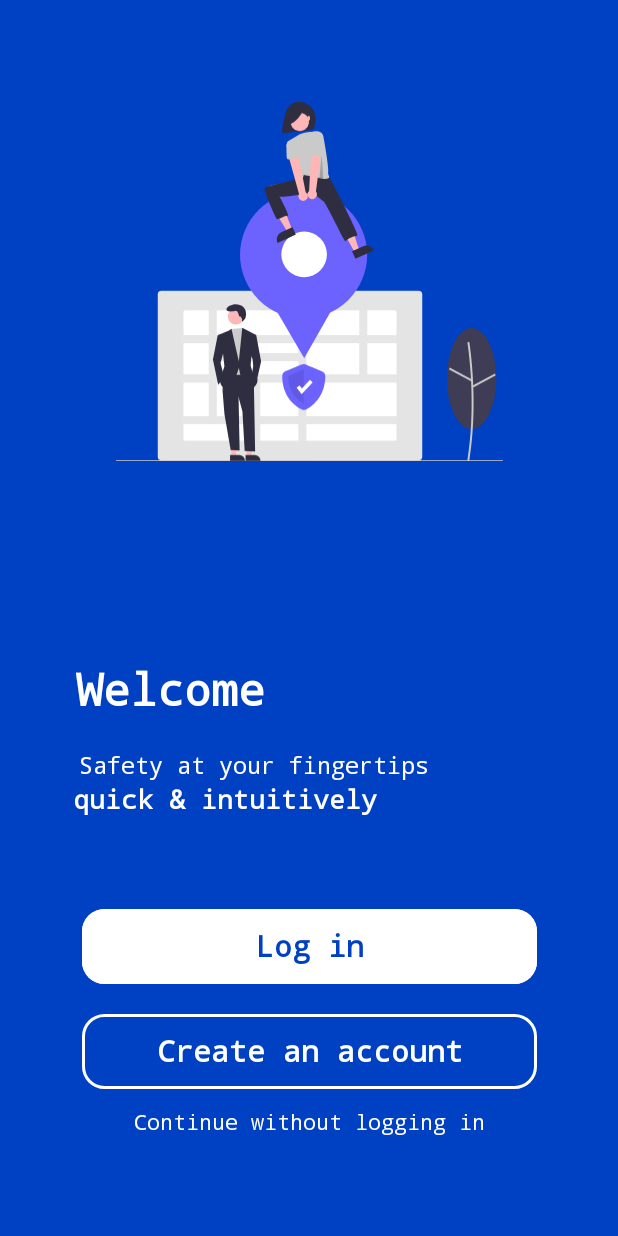
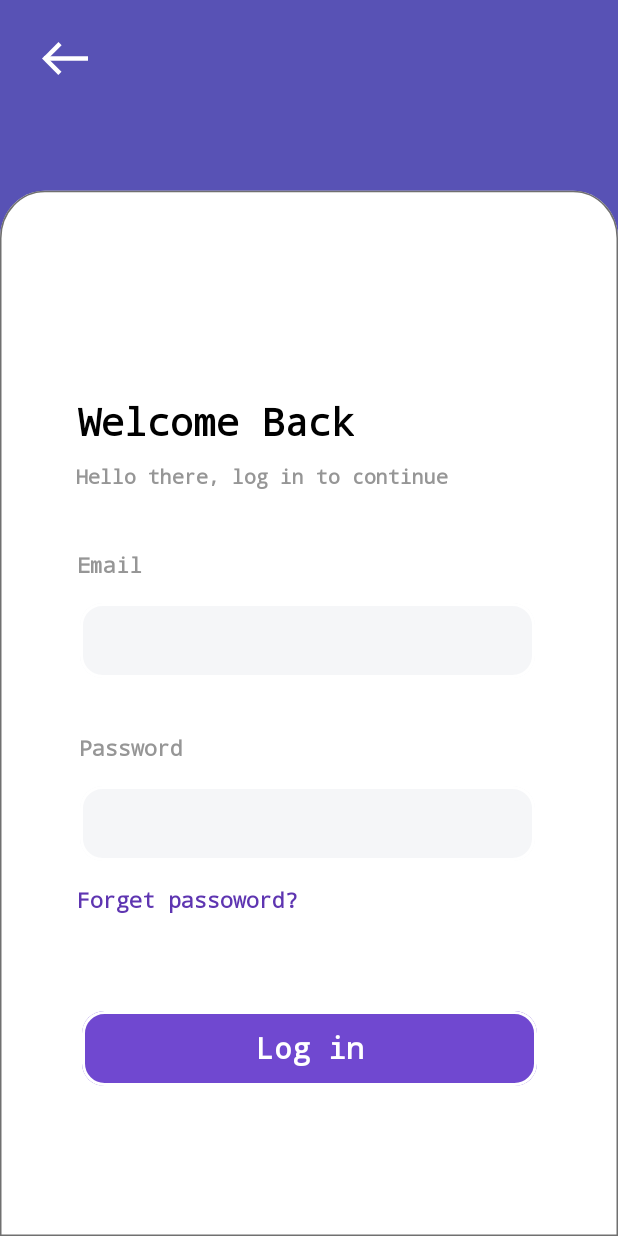
Before and after one commit to ovidiubachmatchi/SafetyLife, an Android app: the screen it shows after launch (ScreenOnOffActivity before the commit, LogInActivity after it), after a tap on an icon or button, on a phone screen of 412 x 824 dp. Run offline under Robolectric (Android 15) with nearby library versions, the phone set to English and light mode, and no system bars.

Commit message:
added login activity

```diff
--- a/app/src/main/java/com/protect/safetylife/ScreenOnOffActivity.java
+++ b/app/src/main/java/com/protect/safetylife/DashboardActivity.java
@@ -4,10 +4,6 @@ import android.app.ActivityManager;
 import android.content.Context;
 import android.content.Intent;
 import android.os.Bundle;
-import android.view.View;
-import android.view.animation.AnimationUtils;
-import android.widget.Button;
-import android.widget.ImageView;
 import android.widget.Toast;
 
 import androidx.appcompat.app.AppCompatActivity;
@@ -15,13 +11,13 @@ import androidx.appcompat.app.AppCompatActivity;
 /**
     Main activity
 */
-public class ScreenOnOffActivity extends AppCompatActivity {
+public class DashboardActivity extends AppCompatActivity {
 
     @Override
     protected void onCreate(Bundle savedInstanceState) {
         super.onCreate(savedInstanceState);
         // setting visual layout
-        setContentView(R.layout.landing);
+        setContentView(R.layout.dashboard);
         // starting background service
         Intent backgroundService = new Intent(this, ScreenOnOffBackgroundService.class);
         // making sure the service is not running in multiple instances
@@ -31,22 +27,10 @@ public class ScreenOnOffActivity extends AppCompatActivity {
         // if the activity was opened from the notification background service
         // we are going to show the force close button
         Intent intent = getIntent();
-        if (intent != null && intent.getAction().equals("showForceClose")) {
+        if (intent != null && intent.getAction().equals("intentForceClose")) {
             showForceCloseButton();
             Toast.makeText(this, "apasat din notificare, aplicatia era inchisa", Toast.LENGTH_LONG).show();
         }
-
-        ImageView loginBtn = findViewById(R.id.button_white_fill);
-        ImageView signupBtn = findViewById(R.id.button_empty);
-
-        loginBtn.setOnClickListener(v -> {
-            loginBtn.startAnimation(AnimationUtils.loadAnimation(this, R.anim.imageviewbutton));
-        });
-
-        signupBtn.setOnClickListener(v -> {
-            signupBtn.startAnimation(AnimationUtils.loadAnimation(this, R.anim.imageviewbutton));
-        });
-
     }
     /**
      * METHOD NOT APPROVED, TO BE DISCUSSED
--- /dev/null
+++ b/app/src/main/java/com/protect/safetylife/LandingActivity.java
@@ -0,0 +1,45 @@
+package com.protect.safetylife;
+
+import android.content.Intent;
+import android.os.Bundle;
+import android.view.animation.AnimationUtils;
+import android.widget.ImageView;
+import android.widget.TextView;
+
+import androidx.appcompat.app.AppCompatActivity;
+
+import com.protect.safetylife.login.LogInActivity;
+
+public class LandingActivity extends AppCompatActivity {
+
+    @Override
+    protected void onCreate(Bundle savedInstanceState) {
+        super.onCreate(savedInstanceState);
+        setContentView(R.layout.landing);
+        addButtonsFunctionality();
+    }
+
+    private void addButtonsFunctionality() {
+        ImageView loginBtn = findViewById(R.id.button_white_fill);
+        ImageView signupBtn = findViewById(R.id.button_empty);
+        TextView skipLoginBtn = findViewById(R.id.skipLoginBtn);
+
+        skipLoginBtn.setOnClickListener(v -> {
+            skipLoginBtn.startAnimation(AnimationUtils.loadAnimation(this, R.anim.imageviewbutton));
+        });
+
+        loginBtn.setOnClickListener(v -> {
+            loginBtn.startAnimation(AnimationUtils.loadAnimation(this, R.anim.imageviewbutton));
+            Intent intent = new Intent(this, LogInActivity.class);
+            startActivity(intent);
+            overridePendingTransition(R.anim.slide_out_bottom, R.anim.slide_in_bottom);
+        });
+
+        signupBtn.setOnClickListener(v -> {
+            signupBtn.startAnimation(AnimationUtils.loadAnimation(this, R.anim.imageviewbutton));
+        });
+
+    }
+
+
+}
--- a/app/src/main/java/com/protect/safetylife/ScreenOnOffBackgroundService.java
+++ b/app/src/main/java/com/protect/safetylife/ScreenOnOffBackgroundService.java
@@ -78,14 +78,14 @@ public class ScreenOnOffBackgroundService extends Service {
         manager.createNotificationChannel(chan);
 
         // launch activity when clicking on background service notification
-        Intent resultIntent = new Intent(this, ScreenOnOffActivity.class);
-        resultIntent.setAction("showForceClose");
+        Intent resultIntent = new Intent(this, DashboardActivity.class);
+        resultIntent.setAction("intentForceClose");
 
         PendingIntent resultPendingIntent = PendingIntent.getActivity(this, 1, resultIntent, PendingIntent.FLAG_IMMUTABLE | PendingIntent.FLAG_UPDATE_CURRENT);
 
         NotificationCompat.Builder notificationBuilder = new NotificationCompat.Builder(this, NOTIFICATION_CHANNEL_ID);
         Notification notification = notificationBuilder.setOngoing(true)
-//                .setSmallIcon(R.drawable.background_notification_icon)
+                .setSmallIcon(R.drawable.icon_plus)
                 .setColor(Color.GRAY)
                 .setContentTitle("SafetyLife is running in background")
                 .setContentText("Click to stop the application") // to be modified
--- /dev/null
+++ b/app/src/main/java/com/protect/safetylife/login/LogInActivity.java
@@ -0,0 +1,33 @@
+package com.protect.safetylife.login;
+
+import android.os.Bundle;
+import android.view.animation.AnimationUtils;
+import android.widget.ImageView;
+import android.widget.TextView;
+
+import androidx.appcompat.app.AppCompatActivity;
+
+import com.protect.safetylife.R;
+
+public class LogInActivity extends AppCompatActivity {
+    @Override
+    protected void onCreate(Bundle savedInstanceState) {
+        super.onCreate(savedInstanceState);
+        setContentView(R.layout.login);
+        addButtonsAnimation();
+    }
+    private void addButtonsAnimation() {
+        ImageView backBtn = findViewById(R.id.back);
+        ImageView loginBtn = findViewById(R.id.loginBtn);
+
+        loginBtn.setOnClickListener(v -> {
+            loginBtn.startAnimation(AnimationUtils.loadAnimation(this, R.anim.imageviewbutton));
+        });
+
+        loginBtn.setOnClickListener(v -> {
+            loginBtn.startAnimation(AnimationUtils.loadAnimation(this, R.anim.imageviewbutton));
+        });
+
+    }
+
+}
--- /dev/null
+++ b/app/src/main/res/anim/slide_in_bottom.xml
@@ -0,0 +1,5 @@
+<?xml version="1.0" encoding="utf-8"?>
+<translate xmlns:android="http://schemas.android.com/apk/res/android"
+    android:duration="@android:integer/config_longAnimTime"
+    android:fromYDelta="0%p"
+    android:toYDelta="0%p" />
--- /dev/null
+++ b/app/src/main/res/anim/slide_out_bottom.xml
@@ -0,0 +1,5 @@
+<?xml version="1.0" encoding="utf-8"?>
+<translate xmlns:android="http://schemas.android.com/apk/res/android"
+    android:duration="@android:integer/config_longAnimTime"
+    android:fromYDelta="100%p"
+    android:toYDelta="0%p" />
--- a/app/src/main/res/drawable/background.xml
+++ b/app/src/main/res/drawable/landing_background.xml
@@ -8,13 +8,13 @@
       android:pathData="M0,0H412V778H0Z">
     <aapt:attr name="android:fillColor">
       <gradient
-          android:startY="721.984"
-          android:startX="262.856"
-          android:endY="26.452"
-          android:endX="47.792"
+          android:startY="206.17"
+          android:startX="154.5"
+          android:endY="637.182"
+          android:endX="438.368"
           android:type="linear">
-        <item android:offset="0" android:color="#FF3226F1"/>
-        <item android:offset="1" android:color="#FF190EBE"/>
+        <item android:offset="0" android:color="#FF5852B5"/>
+        <item android:offset="1" android:color="#FF484392"/>
       </gradient>
     </aapt:attr>
   </path>
--- /dev/null
+++ b/app/src/main/res/drawable/login_background.xml
@@ -0,0 +1,19 @@
+<vector xmlns:android="http://schemas.android.com/apk/res/android"
+    android:width="412dp"
+    android:height="778dp"
+    android:viewportWidth="412"
+    android:viewportHeight="778">
+  <path
+      android:pathData="M0,0H412V778H0Z"
+      android:fillColor="#5852b5"/>
+  <path
+      android:pathData="M30,120L382,120a30,30 0,0 1,30 30L412,778a0,0 0,0 1,0 0L0,778a0,0 0,0 1,0 0L0,150A30,30 0,0 1,30 120Z"
+      android:strokeWidth="1"
+      android:fillColor="#fff"
+      android:strokeColor="#00000000"/>
+  <path
+      android:pathData="M30,120.5L382,120.5A29.5,29.5 0,0 1,411.5 150L411.5,777.5a0,0 0,0 1,0 0L0.5,777.5a0,0 0,0 1,0 0L0.5,150A29.5,29.5 0,0 1,30 120.5Z"
+      android:strokeWidth="1"
+      android:fillColor="#00000000"
+      android:strokeColor="#707070"/>
+</vector>
--- /dev/null
+++ b/app/src/main/res/drawable/login_button.xml
@@ -0,0 +1,16 @@
+<vector xmlns:android="http://schemas.android.com/apk/res/android"
+    android:width="303dp"
+    android:height="50dp"
+    android:viewportWidth="303"
+    android:viewportHeight="50">
+  <path
+      android:pathData="M15,0L288,0A15,15 0,0 1,303 15L303,35A15,15 0,0 1,288 50L15,50A15,15 0,0 1,0 35L0,15A15,15 0,0 1,15 0z"
+      android:strokeWidth="2"
+      android:fillColor="#7048d0"
+      android:strokeColor="#00000000"/>
+  <path
+      android:pathData="M15,1L288,1A14,14 0,0 1,302 15L302,35A14,14 0,0 1,288 49L15,49A14,14 0,0 1,1 35L1,15A14,14 0,0 1,15 1z"
+      android:strokeWidth="2"
+      android:fillColor="#00000000"
+      android:strokeColor="#fff"/>
+</vector>
--- /dev/null
+++ b/app/src/main/res/layout/dashboard.xml
@@ -0,0 +1,6 @@
+<?xml version="1.0" encoding="utf-8"?>
+<androidx.constraintlayout.widget.ConstraintLayout xmlns:android="http://schemas.android.com/apk/res/android"
+    android:layout_width="match_parent"
+    android:layout_height="match_parent">
+
+</androidx.constraintlayout.widget.ConstraintLayout>
--- a/app/src/main/res/layout/landing.xml
+++ b/app/src/main/res/layout/landing.xml
@@ -4,7 +4,7 @@
     xmlns:tools="http://schemas.android.com/tools"
     android:layout_width="fill_parent"
     android:layout_height="fill_parent"
-    android:background="#0041C4"
+    android:background="@drawable/landing_background"
     android:orientation="vertical"
     tools:layout_editor_absoluteX="0dp"
     tools:layout_editor_absoluteY="-11dp">
@@ -23,8 +23,10 @@
             android:id="@+id/button_white_fill"
             android:layout_width="wrap_content"
             android:layout_height="wrap_content"
-            android:layout_marginBottom="168dp"
-            app:layout_constraintBottom_toBottomOf="parent"
+            android:layout_marginBottom="15dp"
+            android:clickable="true"
+            android:focusable="true"
+            app:layout_constraintBottom_toTopOf="@+id/button_empty"
             app:layout_constraintEnd_toEndOf="parent"
             app:layout_constraintStart_toStartOf="parent"
             app:srcCompat="@drawable/landing_button_white_fill" />
@@ -33,10 +35,12 @@
             android:id="@+id/button_empty"
             android:layout_width="wrap_content"
             android:layout_height="wrap_content"
-            android:layout_marginTop="20dp"
+            android:layout_marginBottom="100dp"
+            android:clickable="true"
+            android:focusable="true"
+            app:layout_constraintBottom_toBottomOf="parent"
             app:layout_constraintEnd_toEndOf="parent"
             app:layout_constraintStart_toStartOf="parent"
-            app:layout_constraintTop_toBottomOf="@+id/button_white_fill"
             app:srcCompat="@drawable/landing_button_empty" />
 
         <TextView
@@ -61,7 +65,7 @@
             android:layout_height="wrap_content"
             android:fontFamily="monospace"
             android:text="Log in"
-            android:textColor="#0041C4"
+            android:textColor="#484392"
             android:textSize="20sp"
             android:textStyle="bold"
             app:layout_constraintBottom_toBottomOf="@+id/button_white_fill"
@@ -101,11 +105,11 @@
             app:layout_constraintVertical_bias="0.683" />
 
         <TextView
-            android:id="@+id/textView9"
-            android:layout_width="wrap_content"
-            android:layout_height="wrap_content"
-            android:layout_marginTop="12dp"
+            android:id="@+id/skipLoginBtn"
+            android:layout_width="283dp"
+            android:layout_height="40dp"
             android:fontFamily="monospace"
+            android:gravity="center"
             android:text="Continue without logging in"
             android:textColor="#FFFFFF"
             android:textSize="14sp"
--- /dev/null
+++ b/app/src/main/res/layout/login.xml
@@ -0,0 +1,140 @@
+<?xml version="1.0" encoding="utf-8"?>
+<androidx.constraintlayout.widget.ConstraintLayout xmlns:android="http://schemas.android.com/apk/res/android"
+    xmlns:app="http://schemas.android.com/apk/res-auto"
+    xmlns:tools="http://schemas.android.com/tools"
+    android:layout_width="match_parent"
+    android:layout_height="match_parent"
+    android:background="@drawable/login_background">
+
+    <TextView
+        android:id="@+id/textView"
+        android:layout_width="wrap_content"
+        android:layout_height="wrap_content"
+        android:layout_marginBottom="104dp"
+        android:fontFamily="monospace"
+        android:text="Welcome Back"
+        android:textColor="#000000"
+        android:textSize="25sp"
+        android:textStyle="bold"
+        app:layout_constraintBottom_toTopOf="@+id/imageView4"
+        app:layout_constraintEnd_toEndOf="parent"
+        app:layout_constraintHorizontal_bias="0.228"
+        app:layout_constraintStart_toStartOf="parent" />
+
+    <TextView
+        android:id="@+id/textView5"
+        android:layout_width="wrap_content"
+        android:layout_height="wrap_content"
+        android:layout_marginTop="10dp"
+        android:fontFamily="monospace"
+        android:text="Hello there, log in to continue"
+        android:textColor="#969696"
+        android:textSize="13sp"
+        android:textStyle="bold"
+        app:layout_constraintEnd_toEndOf="parent"
+        app:layout_constraintHorizontal_bias="0.308"
+        app:layout_constraintStart_toStartOf="parent"
+        app:layout_constraintTop_toBottomOf="@+id/textView" />
+
+    <ImageView
+        android:id="@+id/back"
+        android:layout_width="wrap_content"
+        android:layout_height="wrap_content"
+        android:layout_marginStart="28dp"
+        android:layout_marginTop="28dp"
+        app:layout_constraintStart_toStartOf="parent"
+        app:layout_constraintTop_toTopOf="parent"
+        app:srcCompat="@drawable/icon_lleft_arrow" />
+
+    <ImageView
+        android:id="@+id/loginBtn"
+        android:layout_width="wrap_content"
+        android:layout_height="wrap_content"
+        android:layout_marginBottom="100dp"
+        app:layout_constraintBottom_toBottomOf="parent"
+        app:layout_constraintEnd_toEndOf="parent"
+        app:layout_constraintStart_toStartOf="parent"
+        app:srcCompat="@drawable/login_button" />
+
+    <ImageView
+        android:id="@+id/imageView4"
+        android:layout_width="wrap_content"
+        android:layout_height="wrap_content"
+        android:layout_marginBottom="72dp"
+        app:layout_constraintBottom_toTopOf="@+id/imageView3"
+        app:layout_constraintEnd_toEndOf="parent"
+        app:layout_constraintHorizontal_bias="0.49"
+        app:layout_constraintStart_toStartOf="parent"
+        app:srcCompat="@drawable/login_signup_gray_input_box" />
+
+    <ImageView
+        android:id="@+id/imageView3"
+        android:layout_width="wrap_content"
+        android:layout_height="wrap_content"
+        android:layout_marginBottom="100dp"
+        app:layout_constraintBottom_toTopOf="@+id/loginBtn"
+        app:layout_constraintEnd_toEndOf="parent"
+        app:layout_constraintHorizontal_bias="0.49"
+        app:layout_constraintStart_toStartOf="parent"
+        app:srcCompat="@drawable/login_signup_gray_input_box" />
+
+    <TextView
+        android:id="@+id/textView10"
+        android:layout_width="wrap_content"
+        android:layout_height="wrap_content"
+        android:layout_marginTop="16dp"
+        android:fontFamily="monospace"
+        android:text="Forget passoword?"
+        android:textColor="#5E35B1"
+        android:textSize="14sp"
+        android:textStyle="bold"
+        app:layout_constraintEnd_toEndOf="parent"
+        app:layout_constraintHorizontal_bias="0.193"
+        app:layout_constraintStart_toStartOf="parent"
+        app:layout_constraintTop_toBottomOf="@+id/imageView3" />
+
+    <TextView
+        android:id="@+id/textView9"
+        android:layout_width="wrap_content"
+        android:layout_height="wrap_content"
+        android:layout_marginBottom="16dp"
+        android:fontFamily="monospace"
+        android:text="Password"
+        android:textColor="#969696"
+        android:textSize="14sp"
+        android:textStyle="bold"
+        app:layout_constraintBottom_toTopOf="@+id/imageView3"
+        app:layout_constraintEnd_toEndOf="parent"
+        app:layout_constraintHorizontal_bias="0.154"
+        app:layout_constraintStart_toStartOf="parent" />
+
+    <TextView
+        android:id="@+id/textView6"
+        android:layout_width="wrap_content"
+        android:layout_height="wrap_content"
+        android:layout_marginBottom="16dp"
+        android:fontFamily="monospace"
+        android:text="Email"
+        android:textColor="#969696"
+        android:textSize="14sp"
+        android:textStyle="bold"
+        app:layout_constraintBottom_toTopOf="@+id/imageView4"
+        app:layout_constraintEnd_toEndOf="parent"
+        app:layout_constraintHorizontal_bias="0.14"
+        app:layout_constraintStart_toStartOf="parent" />
+
+    <TextView
+        android:id="@+id/textView11"
+        android:layout_width="wrap_content"
+        android:layout_height="wrap_content"
+        android:fontFamily="monospace"
+        android:text="Log in"
+        android:textColor="#FFFFFF"
+        android:textSize="20sp"
+        android:textStyle="bold"
+        app:layout_constraintBottom_toBottomOf="@+id/loginBtn"
+        app:layout_constraintEnd_toEndOf="@+id/loginBtn"
+        app:layout_constraintStart_toStartOf="@+id/loginBtn"
+        app:layout_constraintTop_toTopOf="@+id/loginBtn"
+        app:layout_constraintVertical_bias="0.478" />
+</androidx.constraintlayout.widget.ConstraintLayout>
--- a/app/src/main/res/values/themes.xml
+++ b/app/src/main/res/values/themes.xml
@@ -6,7 +6,7 @@
 
         <!-- Primary brand color. -->
         <item name="colorPrimary">@color/purple_500</item>
-        <item name="colorPrimaryVariant">@color/purple_700</item>
+        <item name="colorPrimaryVariant">#5852B5</item>
         <item name="colorOnPrimary">@color/white</item>
         <!-- Secondary brand color. -->
         <item name="colorSecondary">@color/teal_200</item>
```
Also changed, not shown: app/src/main/AndroidManifest.xml (+12 -3 lines), app/src/main/res/anim/imageviewbutton.xml (+6 -6 lines).
